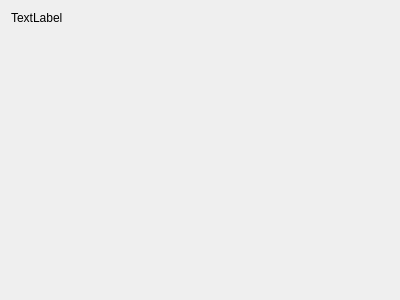
RinatB2017/mega_GIT, file Qt/my_programm/Labirint/src/mouse/src/ui/mouse.ui: the form before one commit.
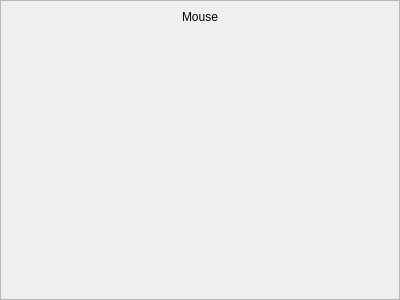
The form after the commit. Custom widgets are drawn as their Qt base class.

```diff
--- a/Qt/my_programm/Labirint/src/mouse/src/ui/mouse.ui
+++ b/Qt/my_programm/Labirint/src/mouse/src/ui/mouse.ui
@@ -14,10 +14,34 @@
    <string>Form</string>
   </property>
   <layout class="QVBoxLayout" name="verticalLayout">
+   <property name="leftMargin">
+    <number>0</number>
+   </property>
+   <property name="topMargin">
+    <number>0</number>
+   </property>
+   <property name="rightMargin">
+    <number>0</number>
+   </property>
+   <property name="bottomMargin">
+    <number>0</number>
+   </property>
+   <item>
+    <widget class="QFrame" name="frame">
+     <property name="frameShape">
+      <enum>QFrame::StyledPanel</enum>
+     </property>
+     <property name="frameShadow">
+      <enum>QFrame::Raised</enum>
+     </property>
+     <layout class="QVBoxLayout" name="verticalLayout_2">
    <item>
     <widget class="QLabel" name="label">
      <property name="text">
-      <string>TextLabel</string>
+         <string>Mouse</string>
+        </property>
+        <property name="alignment">
+         <set>Qt::AlignCenter</set>
      </property>
     </widget>
    </item>
@@ -36,6 +60,17 @@
    </item>
   </layout>
  </widget>
+   </item>
+  </layout>
+ </widget>
+ <customwidgets>
+  <customwidget>
+   <class>MiniMap</class>
+   <extends>QWidget</extends>
+   <header>minimap.hpp</header>
+   <container>1</container>
+  </customwidget>
+ </customwidgets>
  <resources/>
  <connections/>
 </ui>
```
Left out of the diff: 33 changed lines with no effect on the pictures. Lines whose indentation alone changed are shown as unchanged.
